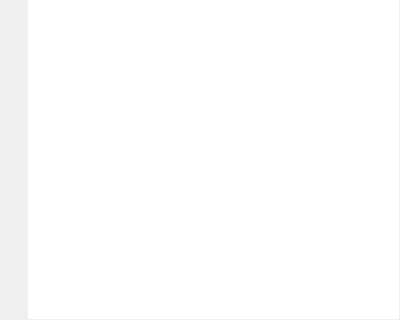
The window that code/MiamPlayer/searchdialog.ui (MBach/Miam-Player) describes before a commit, drawn with Qt 5; both pictures show x 0 to 400 and y 160 to 480 of the 400 by 480 pixel window.
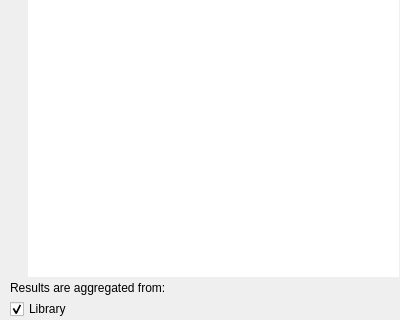
The same window after the commit. Icons and pictures are not drawn.

The edit to the form file:
```diff
--- a/code/MiamPlayer/searchdialog.ui
+++ b/code/MiamPlayer/searchdialog.ui
@@ -242,10 +242,7 @@
     </layout>
    </item>
    <item>
-    <layout class="QHBoxLayout" name="horizontalLayout_3">
-     <property name="spacing">
-      <number>0</number>
-     </property>
+    <layout class="QHBoxLayout" name="horizontalLayout_4">
      <item>
       <layout class="QVBoxLayout" name="verticalLayout">
        <property name="spacing">
@@ -300,6 +297,61 @@
      </item>
     </layout>
    </item>
+   <item>
+    <widget class="QWidget" name="aggregated" native="true">
+     <layout class="QVBoxLayout" name="verticalLayout_5">
+      <property name="spacing">
+       <number>4</number>
+      </property>
+      <property name="leftMargin">
+       <number>10</number>
+      </property>
+      <property name="topMargin">
+       <number>4</number>
+      </property>
+      <property name="rightMargin">
+       <number>0</number>
+      </property>
+      <property name="bottomMargin">
+       <number>0</number>
+      </property>
+      <item>
+       <widget class="QLabel" name="labelAggregated">
+        <property name="text">
+         <string>Results are aggregated from:</string>
+        </property>
+       </widget>
+      </item>
+      <item>
+       <layout class="QHBoxLayout" name="horizontalLayout_3">
+        <item>
+         <widget class="QCheckBox" name="checkBoxLibrary">
+          <property name="text">
+           <string>Library</string>
+          </property>
+          <property name="checked">
+           <bool>true</bool>
+          </property>
+         </widget>
+        </item>
+        <item>
+         <spacer name="aggregatedRightSpacer">
+          <property name="orientation">
+           <enum>Qt::Horizontal</enum>
+          </property>
+          <property name="sizeHint" stdset="0">
+           <size>
+            <width>10</width>
+            <height>10</height>
+           </size>
+          </property>
+         </spacer>
+        </item>
+       </layout>
+      </item>
+     </layout>
+    </widget>
+   </item>
   </layout>
  </widget>
  <resources>
```
